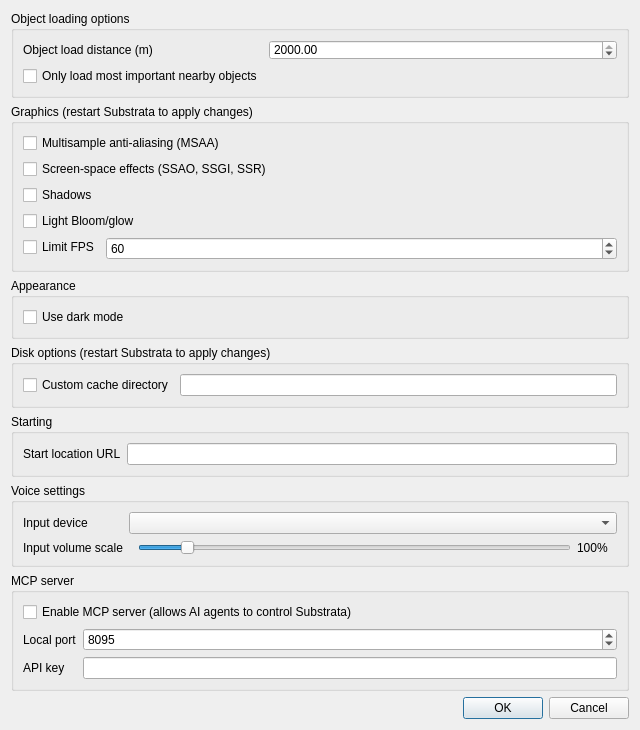
This is gui_client/MainOptionsDialog.ui in glaretechnologies/substrata as Qt 5 draws it before an edit. The edited form follows.
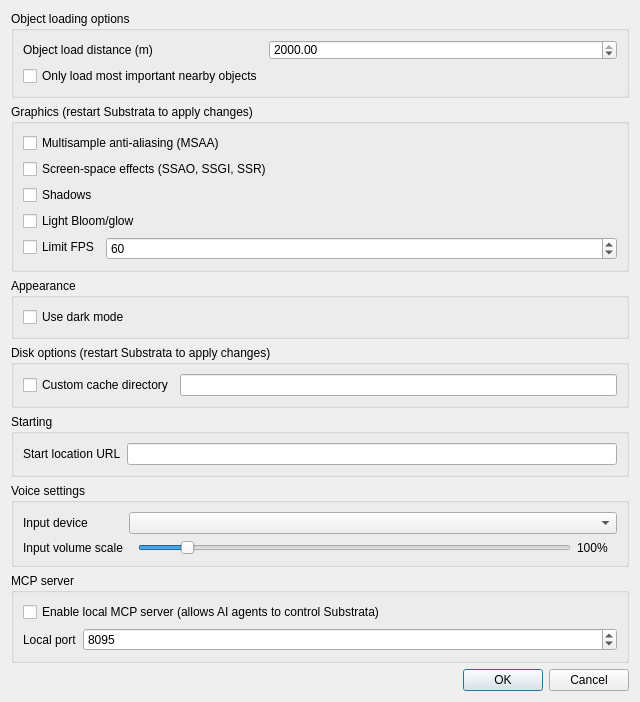
This is the edited form. Custom widgets are drawn as their Qt base class.

Commit message: Using a username+password login scheme for the substrata client -> server MCP connection instead of the API key. Removed API key from options dialog.

The edit to the form file:
```diff
--- a/gui_client/MainOptionsDialog.ui
+++ b/gui_client/MainOptionsDialog.ui
@@ -7,7 +7,7 @@
     <x>0</x>
     <y>0</y>
     <width>640</width>
-    <height>641</height>
+    <height>643</height>
    </rect>
   </property>
   <property name="windowTitle">
@@ -274,7 +274,7 @@
          <string>Serve an MCP (Model Context Protocol) endpoint over local HTTP, so an AI agent (e.g. Claude Code) can drive building in the connected world.  Only loopback (localhost) requests are served.</string>
         </property>
         <property name="text">
-         <string>Enable MCP server (allows AI agents to control Substrata)</string>
+         <string>Enable local MCP server (allows AI agents to control Substrata)</string>
         </property>
        </widget>
       </item>
@@ -316,23 +316,6 @@
            </property>
           </widget>
          </item>
-         <item row="1" column="0">
-          <widget class="QLabel" name="MCPAPIKeyLabel">
-           <property name="toolTip">
-            <string>Substrata API key, used to authenticate calls forwarded to the Substrata server</string>
-           </property>
-           <property name="text">
-            <string>API key</string>
-           </property>
-          </widget>
-         </item>
-         <item row="1" column="1">
-          <widget class="QLineEdit" name="MCPAPIKeyLineEdit">
-           <property name="echoMode">
-            <enum>QLineEdit::Password</enum>
-           </property>
-          </widget>
-         </item>
         </layout>
        </widget>
       </item>
```
Lines whose indentation alone changed are shown as unchanged. The commit also changes 12 other files.
